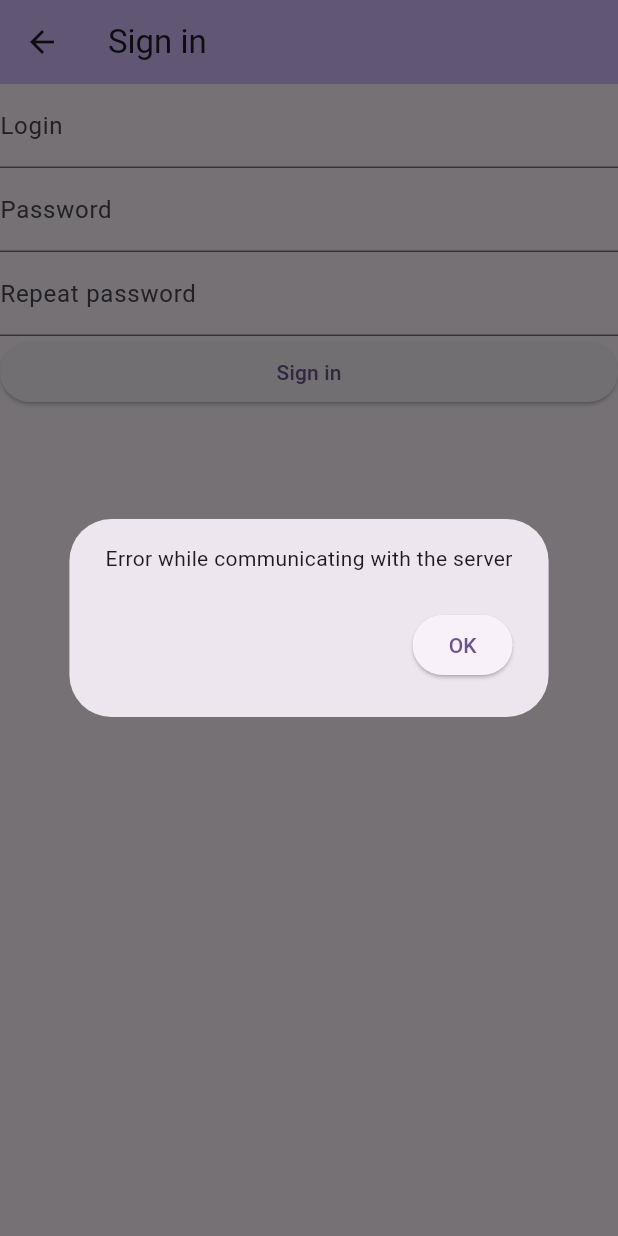
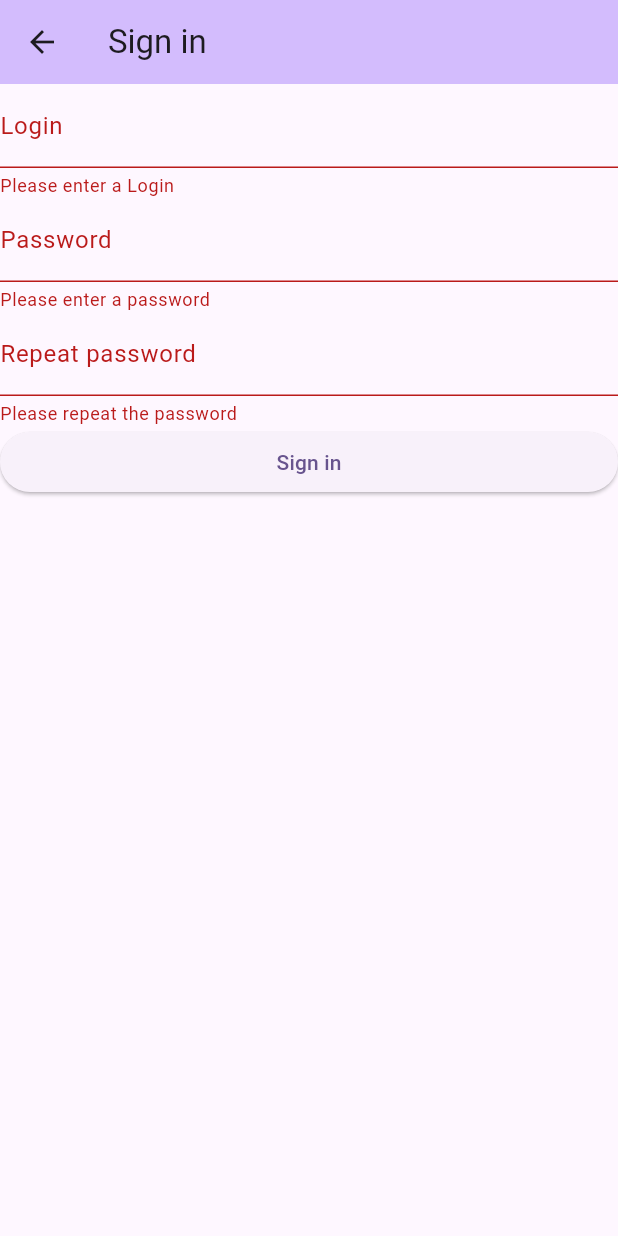
Before and after one commit to jeremymercklen/projet_frontend, a Flutter app: the SigninPage screen opened directly, after a tap on "Sign in", on a phone screen of 412 x 824 dp. Run offline on Flutter 3.47's test engine with Material 3 defaults, Android fonts, the phone set to English and light mode, and no system bars; our stand-ins replace shared_preferences; accounts and stored records are empty.

Commit message:
ajout du projet

```diff
--- a/lib/pages/login_page.dart
+++ b/lib/pages/login_page.dart
@@ -67,7 +67,7 @@ class _LoginPage extends State<LoginPage> {
                               onChanged: (value) => _password = value.toString(),
                               decoration: InputDecoration(labelText: 'Password'),
                               validator: (value) => stringNotEmptyValidator(
-                                  value, 'Please enter a Login'),
+                                  value, 'Please enter a Password'),
                               obscureText: true)),
                       if (processLogin)
                         FutureBuilder(
--- a/lib/pages/signin_page.dart
+++ b/lib/pages/signin_page.dart
@@ -17,19 +17,19 @@ class SigninPage extends StatefulWidget {
 
 class _SigninPageState extends State<SigninPage> {
   final _formKey = GlobalKey<FormState>();
-  late String _username;
   late String _login;
   late String _password;
-  String? _usernameError;
+  String? _loginError;
   var processSignin = false;
 
   _signin() async {
-    _usernameError = null;
+    if (!_formKey.currentState!.validate()) return;
+    _loginError = null;
     try {
       final exists = await widget.userRoutes.get(_login);
       if (exists) {
         setState(() {
-          _usernameError = 'Login already in use';
+          _loginError = 'Login already in use';
         });
         return;
       }
```
